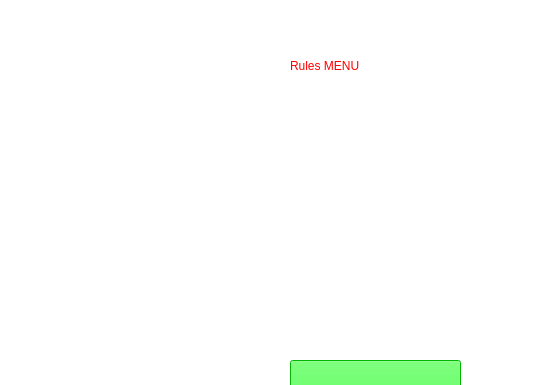
Qt form Prototypes/Rules_Prototype1/rules.ui (PaulNowak36/Kritical-Hit) before a commit; both pictures show x 0 to 545 and y 0 to 385 of the 800 by 480 pixel window.
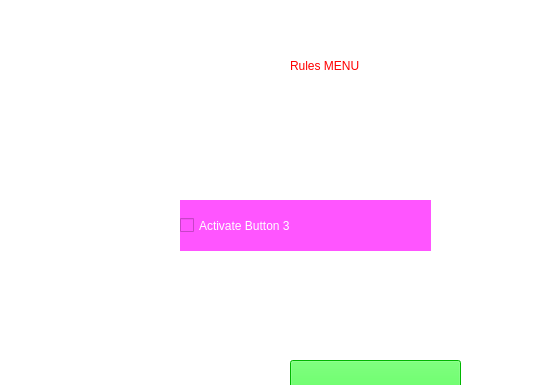
The same form after that commit.

Commit message: rules 1st database

Patch:
```diff
--- a/Prototypes/Rules_Prototype1/rules.ui
+++ b/Prototypes/Rules_Prototype1/rules.ui
@@ -53,6 +53,24 @@
     <string>Confirm</string>
    </property>
   </widget>
+  <widget class="QCheckBox" name="checkBox">
+   <property name="geometry">
+    <rect>
+     <x>180</x>
+     <y>200</y>
+     <width>251</width>
+     <height>51</height>
+    </rect>
+   </property>
+   <property name="styleSheet">
+    <string notr="true">background-color: rgb(255, 85, 255);
+color: rgb(255, 255, 255);
+font: 700 14pt &quot;Segoe UI&quot;;</string>
+   </property>
+   <property name="text">
+    <string>Activate Button 3</string>
+   </property>
+  </widget>
  </widget>
  <resources/>
  <connections/>
```
Left out of the diff: 2 changed lines with no effect on the pictures. The commit also changes 68 other files.
